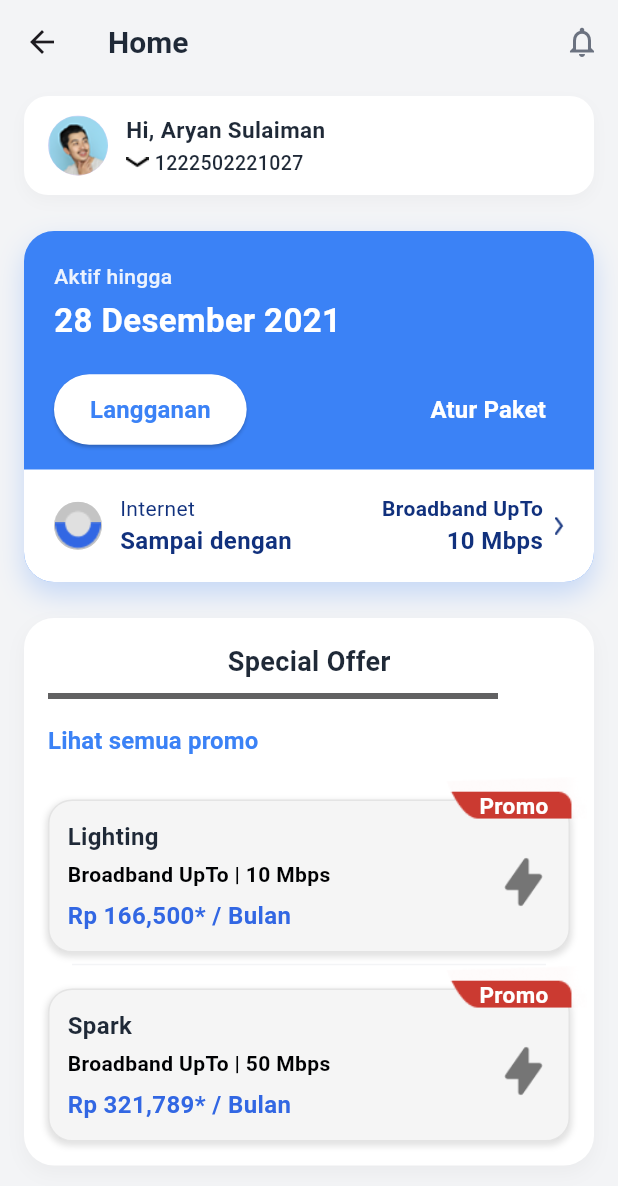
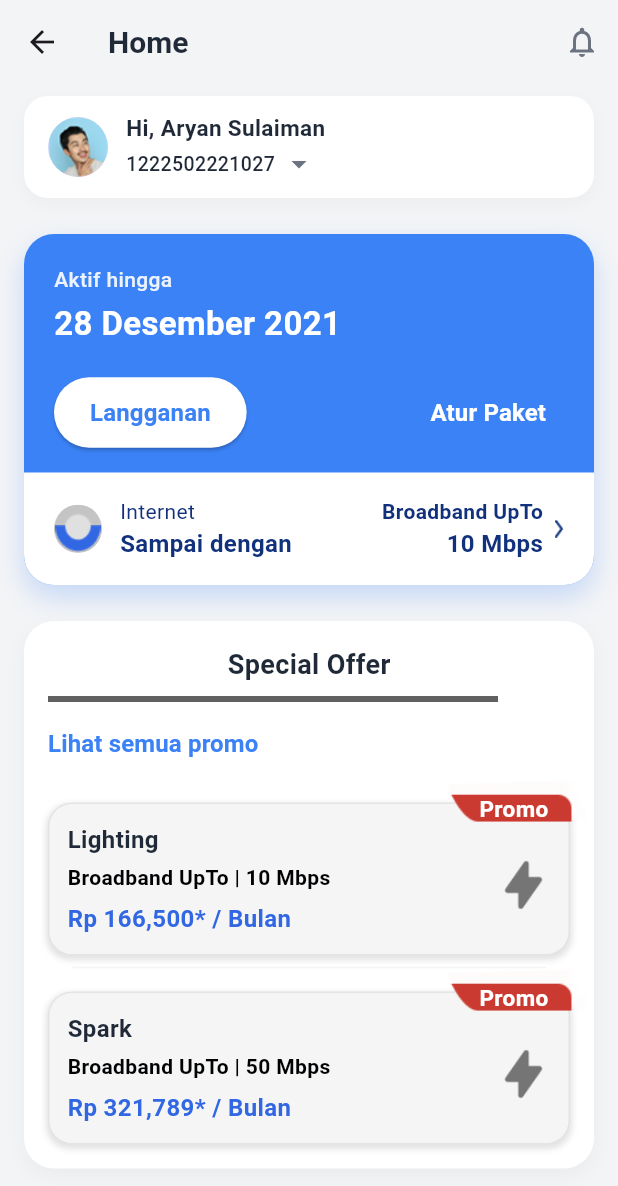
Before and after one commit to Ahmad-Rizki21/JelantikApps, a Flutter app: the HomeScreen screen opened directly, on a phone screen of 412 x 824 dp. Shown: the top 1186 px of the screen. Run offline on Flutter 3.47's test engine with Material 3 defaults, Android fonts, the phone set to English and light mode, and no system bars; our stand-ins replace smooth_page_indicator; Roboto replaces fonts that are missing (Poppins).

Commit message:
Added Layout Profile PopUp

```diff
--- a/lib/screens/home_screen.dart
+++ b/lib/screens/home_screen.dart
@@ -1,10 +1,31 @@
 import 'package:flutter/material.dart';
 
-class HomeScreen extends StatelessWidget {
+class HomeScreen extends StatefulWidget {
   const HomeScreen({super.key});
 
   @override
+  State<HomeScreen> createState() => _HomeScreenState();
+}
+
+class _HomeScreenState extends State<HomeScreen> {
+  bool _isAccountSwitcherOpen = false;
+
+  // PERUBAHAN: Fungsi ini sekarang hanya mengubah state untuk menampilkan/menyembunyikan popup
+  void _toggleAccountSwitcher() {
+    setState(() {
+      _isAccountSwitcherOpen = !_isAccountSwitcherOpen;
+    });
+  }
+
+  @override
   Widget build(BuildContext context) {
+    // Mendapatkan tinggi AppBar dan status bar untuk penempatan popup yang akurat
+    final double topPadding = MediaQuery.of(context).padding.top;
+    final double appBarHeight = AppBar().preferredSize.height;
+    // Perkiraan posisi vertikal popup: di bawah AppBar + padding + tinggi kartu profil
+    const double profileCardHeight = 68.0;
+    final double popupTopPosition = topPadding + appBarHeight + profileCardHeight + 8;
+
     return Scaffold(
       appBar: AppBar(
         title: const Text(
@@ -25,7 +46,11 @@ class HomeScreen extends StatelessWidget {
         ],
       ),
       backgroundColor: const Color(0xFFF3F4F6),
-      body: ListView(
+      // PERUBAHAN UTAMA: Menggunakan Stack untuk menumpuk popup
+      body: Stack(
+        children: [
+          // Konten utama
+          ListView(
             padding: const EdgeInsets.symmetric(horizontal: 16.0, vertical: 8.0),
             children: [
               _buildProfileCard(),
@@ -36,12 +61,42 @@ class HomeScreen extends StatelessWidget {
               const SizedBox(height: 24),
             ],
           ),
+
+          // Lapisan Overlay Popup
+          if (_isAccountSwitcherOpen)
+            // Latar belakang transparan untuk menutup popup saat diklik
+            GestureDetector(
+              onTap: _toggleAccountSwitcher,
+              child: Container(
+                color: Colors.black.withOpacity(0.2),
+              ),
+            ),
+
+          // Popup yang dianimasikan
+          AnimatedPositioned(
+            duration: const Duration(milliseconds: 300),
+            curve: Curves.easeInOut,
+            top: _isAccountSwitcherOpen ? popupTopPosition : -300, // Muncul dari atas
+            left: 16,
+            right: 16,
+            child: AnimatedOpacity(
+              duration: const Duration(milliseconds: 300),
+              opacity: _isAccountSwitcherOpen ? 1.0 : 0.0,
+              child: _buildAccountSwitcherContent(),
+            ),
+          ),
+        ],
+      ),
     );
   }
 
   Widget _buildProfileCard() {
-  return Container(
-    padding: const EdgeInsets.symmetric(horizontal: 16.0, vertical: 12.0),
+    return InkWell(
+      onTap: _toggleAccountSwitcher, // Memanggil fungsi untuk toggle popup
+      borderRadius: BorderRadius.circular(16),
+      child: Container(
+        height: 68, // Memberi tinggi pasti agar posisi popup akurat
+        padding: const EdgeInsets.symmetric(horizontal: 16.0),
         decoration: BoxDecoration(
           color: Colors.white,
           borderRadius: BorderRadius.circular(16),
@@ -55,7 +110,7 @@ Widget _buildProfileCard() {
         ),
         child: Row(
           children: [
-        CircleAvatar(
+            const CircleAvatar(
               radius: 20,
               backgroundImage: AssetImage('assets/images/Ellipse 245.png'),
             ),
@@ -63,7 +118,7 @@ Widget _buildProfileCard() {
             Expanded(
               child: Column(
                 crossAxisAlignment: CrossAxisAlignment.start,
-            mainAxisSize: MainAxisSize.min,
+                mainAxisAlignment: MainAxisAlignment.center,
                 children: [
                   const Text(
                     'Hi, Aryan Sulaiman',
@@ -77,12 +132,6 @@ Widget _buildProfileCard() {
                   Row(
                     mainAxisSize: MainAxisSize.min,
                     children: [
-                  Image.asset(
-                    'assets/images/Line 1.png',
-                    width: 15,
-                    height: 15,
-                  ),
-                  const SizedBox(width: 4),
                       const Text(
                         '1222502221027',
                         style: TextStyle(
@@ -91,9 +140,85 @@ Widget _buildProfileCard() {
                           fontSize: 13,
                         ),
                       ),
+                      const SizedBox(width: 4),
+                      AnimatedRotation(
+                        turns: _isAccountSwitcherOpen ? 0.5 : 0,
+                        duration: const Duration(milliseconds: 300),
+                        child: const Icon(Icons.arrow_drop_down, color: Color(0xFF6B7280)),
+                      ),
                     ],
                   ),
                 ],
+              ),
+            ),
+          ],
+        ),
+      ),
+    );
+  }
+
+  // Widget untuk konten popup
+  Widget _buildAccountSwitcherContent() {
+    return Container(
+      padding: const EdgeInsets.all(24.0),
+      decoration: BoxDecoration(
+        color: Colors.white,
+        borderRadius: BorderRadius.circular(16),
+        boxShadow: [
+          BoxShadow(
+            color: Colors.black.withOpacity(0.1),
+            blurRadius: 20,
+            offset: const Offset(0, 10),
+          ),
+        ],
+      ),
+      child: Column(
+        mainAxisSize: MainAxisSize.min,
+        crossAxisAlignment: CrossAxisAlignment.start,
+        children: const [
+          Text(
+            'Pilih akun',
+            style: TextStyle(
+              fontSize: 18,
+              fontWeight: FontWeight.bold,
+              color: Color(0xFF1F2937),
+            ),
+          ),
+          SizedBox(height: 16),
+          Divider(color: Color(0xFFE5E7EB), thickness: 1),
+          SizedBox(height: 16),
+          Text(
+            'Aryan Sulaiman',
+            style: TextStyle(
+              fontSize: 16,
+              fontWeight: FontWeight.bold,
+              color: Color(0xFF3B82F6),
+            ),
+          ),
+          SizedBox(height: 8),
+          Text(
+            '1222502221027',
+            style: TextStyle(
+              fontSize: 16,
+              fontWeight: FontWeight.bold,
+              color: Color(0xFF1F2937),
+            ),
+          ),
+          SizedBox(height: 8),
+          Text(
+            'aryan@gmail.com',
+            style: TextStyle(
+              fontSize: 16,
+              fontWeight: FontWeight.bold,
+              color: Color(0xFF1F2937),
+            ),
+          ),
+          SizedBox(height: 8),
+          Text(
+            'Aktif hingga 28 Des 2025',
+            style: TextStyle(
+              fontSize: 14,
+              color: Colors.grey,
             ),
           ),
         ],
```
Lines whose indentation alone changed are shown as unchanged.
